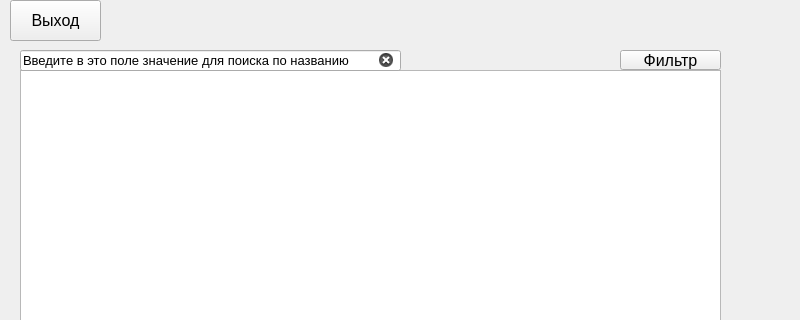
First picture: the form in mainwindow.ui, repository d1mas334/PPO_KR2, before the edit; both pictures show x 0 to 800 and y 0 to 320 of the 800 by 600 pixel window.
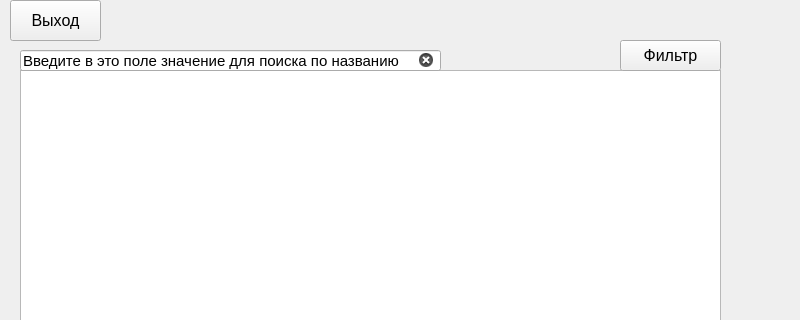
Second picture: the form after the edit.

Commit message: Добавлен вывод названия выбранного ВС

Diff of the .ui file:
```diff
--- a/mainwindow.ui
+++ b/mainwindow.ui
@@ -67,9 +67,9 @@
     <property name="geometry">
      <rect>
       <x>620</x>
-      <y>50</y>
+      <y>40</y>
       <width>101</width>
-      <height>20</height>
+      <height>31</height>
      </rect>
     </property>
     <property name="font">
@@ -143,13 +143,13 @@
      <rect>
       <x>20</x>
       <y>50</y>
-      <width>381</width>
+      <width>421</width>
       <height>21</height>
      </rect>
     </property>
     <property name="font">
      <font>
-      <pointsize>10</pointsize>
+      <pointsize>11</pointsize>
      </font>
     </property>
     <property name="inputMethodHints">
```
The commit also changes 2 other files.
